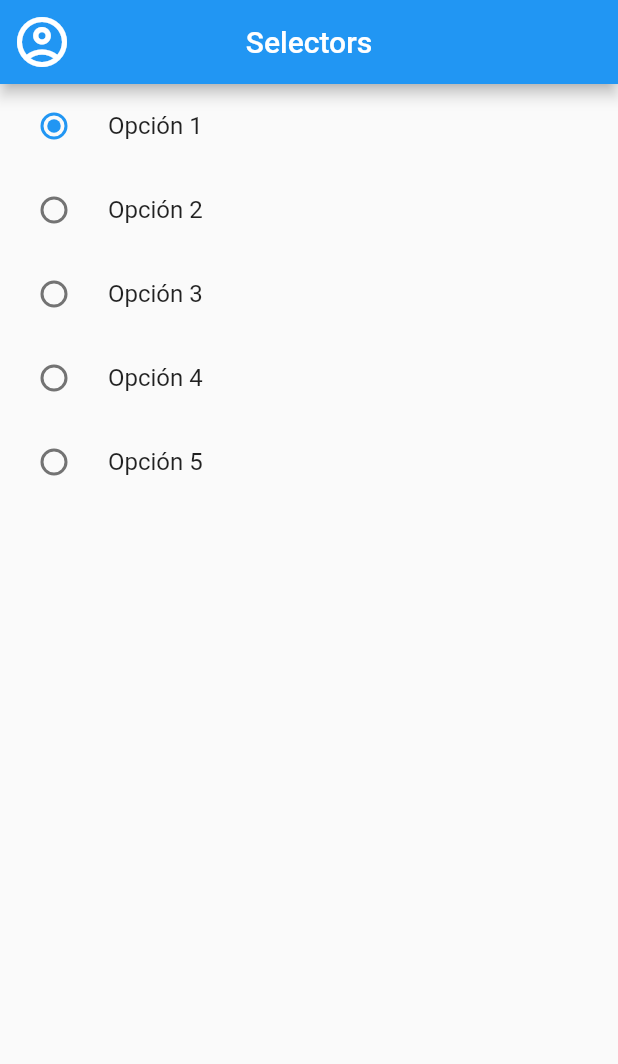
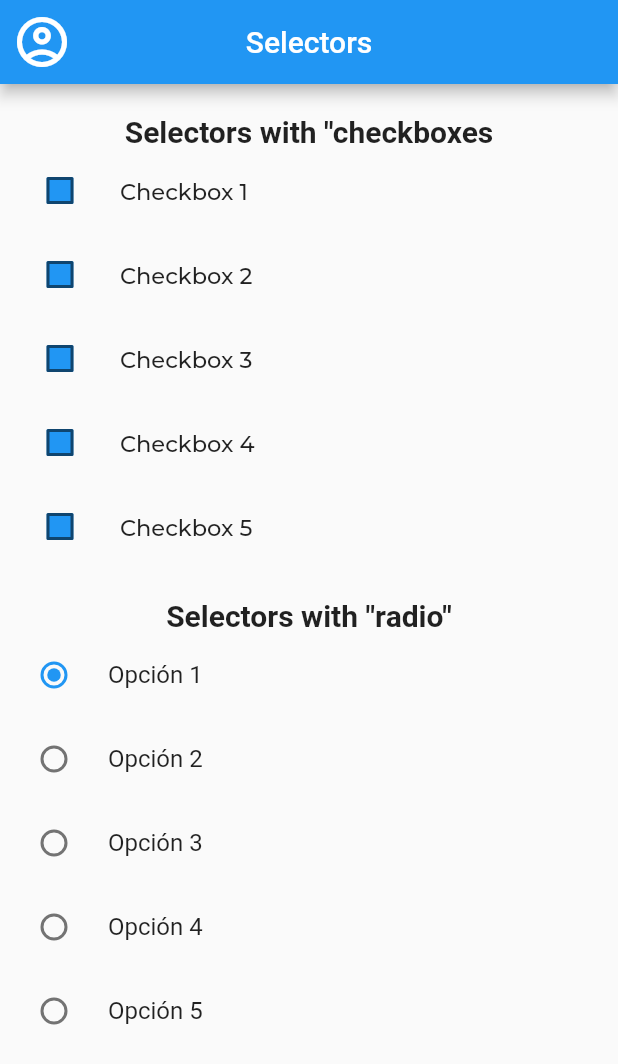
Before and after one commit to IuliiaNova/flutter, a Flutter app: the screen it shows after launch, on a phone screen of 412 x 824 dp. Shown: the top 1064 px of the screen. Run offline on Flutter 3.47's test engine with Material 2 defaults, Android fonts, the phone set to English and light mode, and no system bars; our stand-ins replace google_fonts.

Commit message:
feat: show both selectors

```diff
--- a/lib/presentation/screens/selectors_screen.dart
+++ b/lib/presentation/screens/selectors_screen.dart
@@ -17,13 +17,10 @@ class SelectorsScreen extends StatelessWidget {
         title: const Text('Selectors'),
         centerTitle: true,
       ),
-      body: const Column(children: [
-        Expanded(
-          // child: _SelectorsView(),
-          child: SelectOpciones(),
-        ),
-        // const SizedBox(height: 20),
-        // const SelectOpciones()
+      body: Column(children: [
+        _SelectorsView(),
+        const SizedBox(height: 20),
+        const SelectOpciones(),
       ]),
     );
   }
@@ -43,27 +40,40 @@ class _SelectorsViewState extends State<_SelectorsView> {
     {'label': 'Checkbox 5', 'value': true},
   ];
 
+  get children => null;
+
   @override
   Widget build(BuildContext context) {
-    return ListView.builder(
-      itemCount: checkboxList.length,
-      itemBuilder: (BuildContext context, int index) {
+    return Column(
+      children: [
+        const SizedBox(height: 20),
+        const Text(
+          'Selectors with "checkboxes',
+          style: TextStyle(
+            fontSize: 20,
+            fontWeight: FontWeight.bold,
+          ),
+        ),
+        Column(
+          children: checkboxList.map((item) {
             return ListTile(
-          title: Text(checkboxList[index]['label'],
+              title: Text(item['label'],
                   style: GoogleFonts.montserrat(
                     fontWeight: FontWeight.w500,
-                  fontSize: 20,
-                  color: Colors.blue[900])),
+                    fontSize: 15,
+                  )),
               leading: CheckboxWidget(
-            isChecked: checkboxList[index]['value'],
+                isChecked: item['value'],
                 onChanged: (bool newValue) {
                   setState(() {
-                checkboxList[index]['value'] = newValue;
+                    item['value'] = newValue;
                   });
                 },
               ),
             );
-      },
+          }).toList(),
+        ),
+      ],
     );
   }
 }
--- a/lib/presentation/widgets/select_widget.dart
+++ b/lib/presentation/widgets/select_widget.dart
@@ -12,7 +12,9 @@ class SelectOpcionesState extends State<SelectOpciones> {
 
   @override
   Widget build(BuildContext context) {
-    return ListView(children: [
+    return Column(children: [
+      const Text('Selectors with "radio"',
+          style: TextStyle(fontSize: 20, fontWeight: FontWeight.bold)),
       RadioListTile(
         title: const Text('Opción 1'),
         value: 1,
```
Lines whose indentation alone changed are shown as unchanged.
